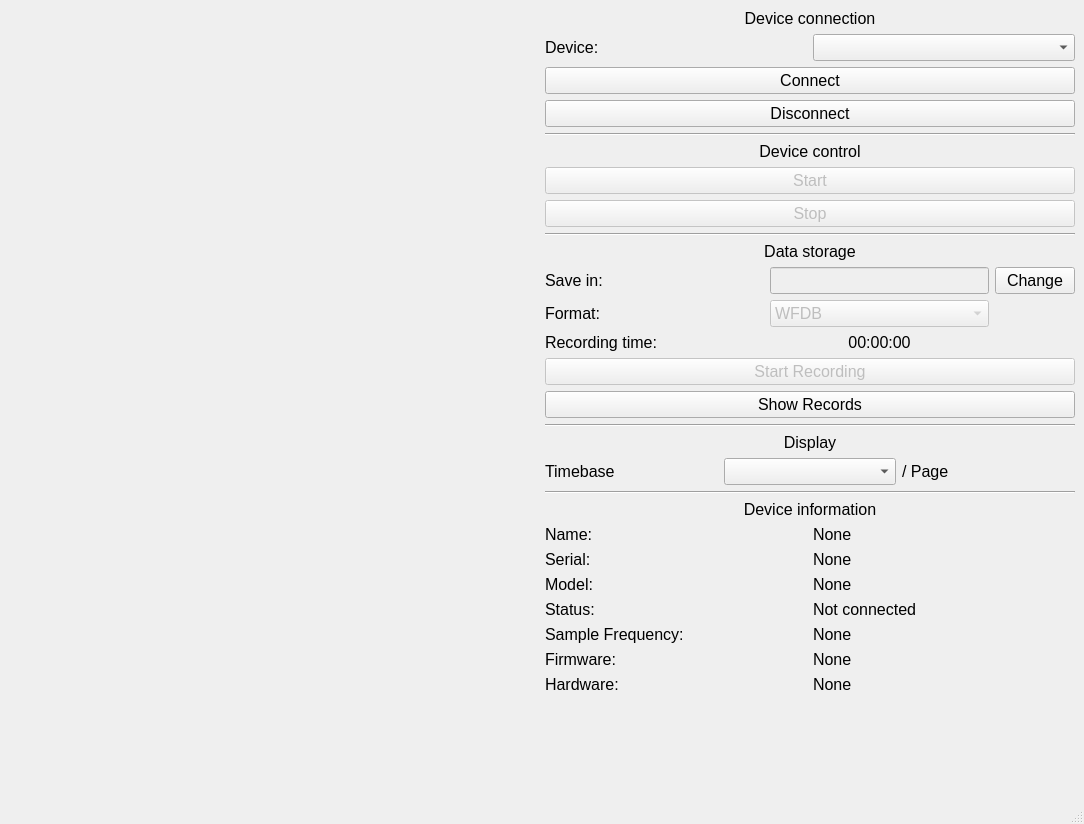
First picture: the form in ui/main_window.ui, repository mcsltd/mcs-inRat-monitor, before the edit.
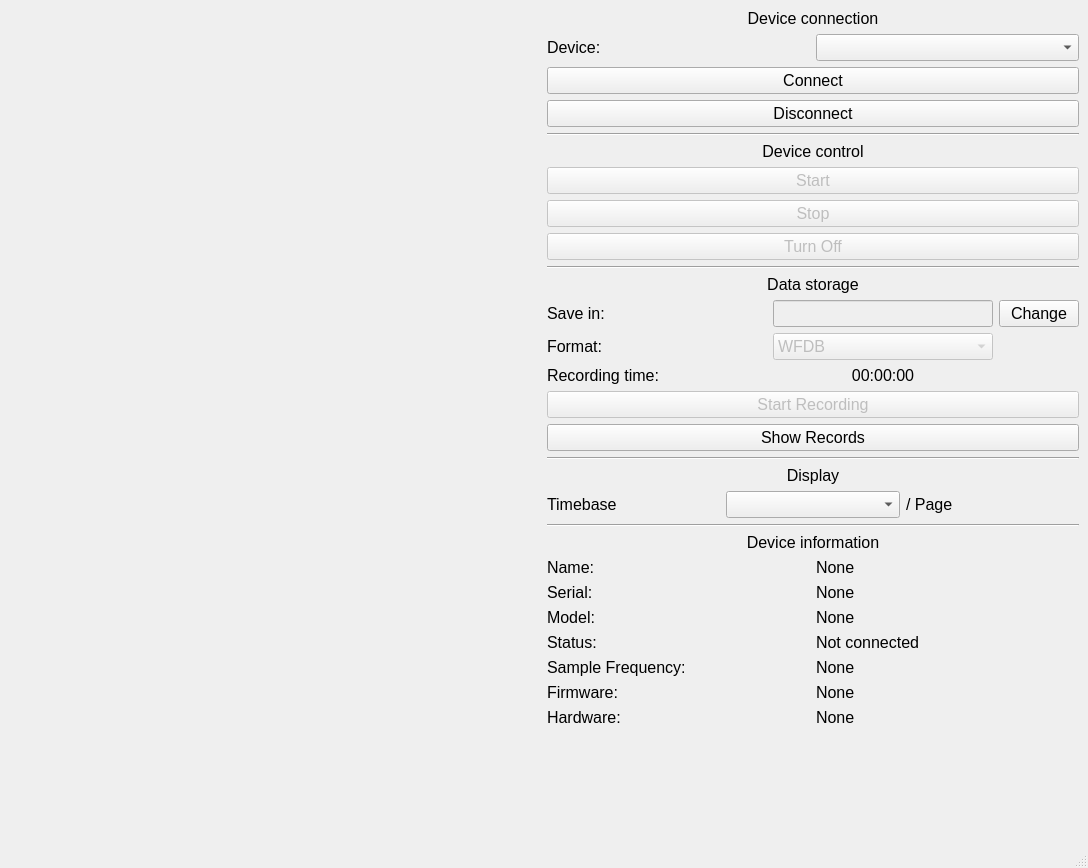
Second picture: the form after the edit. Custom widgets are drawn as their Qt base class.

Commit message: ui: add button turn off

Diff of the .ui file:
```diff
--- a/ui/main_window.ui
+++ b/ui/main_window.ui
@@ -6,8 +6,8 @@
    <rect>
     <x>0</x>
     <y>0</y>
-    <width>1084</width>
-    <height>824</height>
+    <width>1088</width>
+    <height>868</height>
    </rect>
   </property>
   <property name="windowTitle">
@@ -133,6 +133,21 @@
         </property>
        </widget>
       </item>
+      <item>
+       <widget class="QPushButton" name="pushButtonTurnOff">
+        <property name="enabled">
+         <bool>false</bool>
+        </property>
+        <property name="font">
+         <font>
+          <pointsize>12</pointsize>
+         </font>
+        </property>
+        <property name="text">
+         <string>Turn Off</string>
+        </property>
+       </widget>
+      </item>
       <item>
        <widget class="Line" name="line">
         <property name="orientation">
```
Left out of the diff: 2 changed lines with no effect on the pictures. The commit also changes 1 other file.
